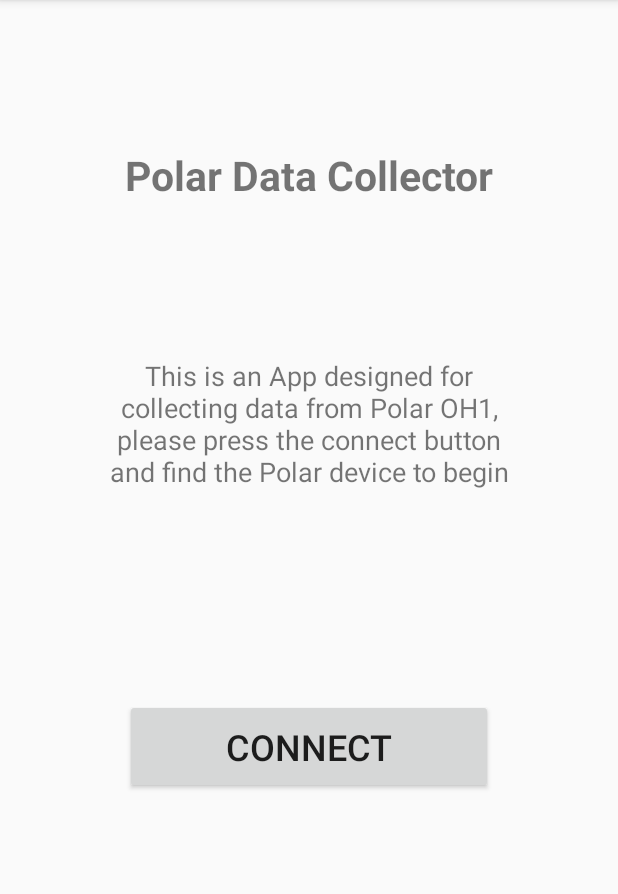
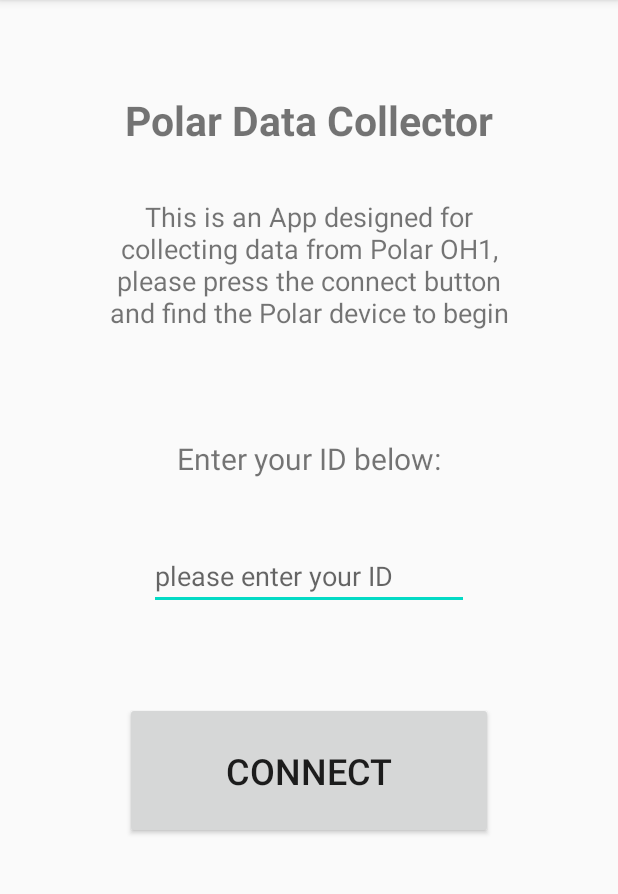
Before and after one commit to SiyuQian/Stress-recognition-project, an Android app: the screen it shows after launch (MainActivity), on a phone screen of 412 x 824 dp, the part 84-978 px from its top. Run offline under Robolectric (Android 15) with nearby library versions, the light colour scheme and no system bars.

Commit message:
idtext store pre entered text

```diff
--- a/client/app/src/main/java/com/szhu842/hr_ppg_monitor/MainActivity.java
+++ b/client/app/src/main/java/com/szhu842/hr_ppg_monitor/MainActivity.java
@@ -13,13 +13,20 @@
 import android.content.pm.PackageManager;
 import android.os.Build;
 import android.os.Bundle;
+import android.os.Environment;
 import android.util.Log;
 import android.widget.Button;
+import android.widget.EditText;
 import android.widget.Toast;
 
 import androidx.appcompat.app.AppCompatActivity;
 import androidx.core.app.ActivityCompat;
 
+import java.io.BufferedReader;
+import java.io.File;
+import java.io.FileReader;
+import java.io.FileWriter;
+import java.io.IOException;
 import java.io.OutputStream;
 import java.util.ArrayList;
 import java.util.List;
@@ -31,6 +38,10 @@
     BluetoothSocket socket = null;
     OutputStream outputStream;
     private boolean isConnected;
+    private File userIDFile = new File(Environment.getExternalStorageDirectory(),"userID");
+
+    private EditText idTextField;
+    private FileWriter writer = null;
 
     private static final int REQUEST_EXTERNAL_STORAGE = 1;
     private static String[] PERMISSIONS_STORAGE = {
@@ -53,6 +64,28 @@
         connectBtn.setOnClickListener(v -> {
             connect();
         });
+
+        idTextField = findViewById(R.id.IDtextField);
+        idTextField.setHint("please enter your ID");
+
+        if (userIDFile.exists()){
+            String id = "";
+            try {
+                BufferedReader br = new BufferedReader(new FileReader(userIDFile));
+
+
+                id = br.readLine();
+                br.close();
+            }
+            catch (IOException e) {
+                //You'll need to add proper error handling here
+            }
+
+            if (!id.matches("") ){
+                idTextField.setText(id);
+            }
+        }
+
 
     }
 
@@ -80,6 +113,21 @@
                         Toast.makeText(MainActivity.this,"Connecting to device" + b.getAddress(),Toast.LENGTH_SHORT).show();
                         Intent intent = new Intent(MainActivity.this, DataCollector.class);
                         intent.putExtra("id", b.getAddress());
+
+                        if (!idTextField.getText().toString().matches("")){
+
+                            try {
+                                writer = new FileWriter(userIDFile);
+                                writer.write(idTextField.getText().toString());
+                                writer.flush();
+                                writer.close();
+                            } catch (IOException e) {
+                                e.printStackTrace();
+                            }
+
+                            intent.putExtra("userID",idTextField.getText().toString());
+                        }
+
                         startActivity(intent);
                         break;
                     }
--- a/client/app/src/main/res/layout/activity_main.xml
+++ b/client/app/src/main/res/layout/activity_main.xml
@@ -1,6 +1,5 @@
 <?xml version="1.0" encoding="utf-8"?>
-<androidx.constraintlayout.widget.ConstraintLayout
-    xmlns:android="http://schemas.android.com/apk/res/android"
+<androidx.constraintlayout.widget.ConstraintLayout xmlns:android="http://schemas.android.com/apk/res/android"
     xmlns:app="http://schemas.android.com/apk/res-auto"
     xmlns:tools="http://schemas.android.com/tools"
     android:layout_width="match_parent"
@@ -10,21 +9,20 @@
     <Button
         android:id="@+id/connectBtn"
         android:layout_width="245dp"
-        android:layout_height="63dp"
-        android:layout_marginBottom="200dp"
+        android:layout_height="91dp"
+        android:layout_marginTop="30dp"
+        android:layout_marginBottom="208dp"
         android:text="Connect"
         android:textSize="24sp"
         app:layout_constraintBottom_toBottomOf="parent"
         app:layout_constraintEnd_toEndOf="parent"
         app:layout_constraintStart_toStartOf="parent"
-        app:layout_constraintTop_toBottomOf="@+id/titleText" />
+        app:layout_constraintTop_toBottomOf="@+id/IDtextField" />
 
     <TextView
         android:id="@+id/infoText"
-        android:layout_width="0dp"
+        android:layout_width="271dp"
         android:layout_height="wrap_content"
-        android:layout_marginStart="70dp"
-        android:layout_marginEnd="70dp"
         android:layout_marginBottom="50dp"
         android:inputType="textMultiLine"
         android:scrollHorizontally="false"
@@ -32,27 +30,51 @@
         android:text="@string/info_Text"
         android:textAlignment="center"
         android:textSize="18sp"
-        app:layout_constraintBottom_toTopOf="@+id/connectBtn"
+        app:layout_constraintBottom_toTopOf="@+id/IDtextLabel"
         app:layout_constraintEnd_toEndOf="parent"
         app:layout_constraintStart_toStartOf="parent"
         app:layout_constraintTop_toBottomOf="@+id/titleText" />
 
     <TextView
         android:id="@+id/titleText"
-        android:layout_width="270dp"
-        android:layout_height="50dp"
-        android:layout_marginStart="40dp"
-        android:layout_marginTop="59dp"
-        android:layout_marginEnd="40dp"
-        android:layout_marginBottom="279dp"
+        android:layout_width="271dp"
+        android:layout_height="40dp"
+        android:layout_marginTop="60dp"
+        android:layout_marginBottom="30dp"
         android:text="Polar Data Collector"
         android:textAlignment="center"
         android:textSize="27sp"
         android:textStyle="bold"
-        app:layout_constraintBottom_toTopOf="@+id/connectBtn"
+        app:layout_constraintBottom_toTopOf="@+id/infoText"
         app:layout_constraintEnd_toEndOf="parent"
         app:layout_constraintStart_toStartOf="parent"
         app:layout_constraintTop_toTopOf="parent" />
 
+    <TextView
+        android:id="@+id/IDtextLabel"
+        android:layout_width="wrap_content"
+        android:layout_height="wrap_content"
+        android:layout_marginTop="20dp"
+        android:layout_marginBottom="20dp"
+        android:text="Enter your ID below:"
+        android:textSize="20sp"
+        app:layout_constraintBottom_toTopOf="@+id/IDtextField"
+        app:layout_constraintEnd_toEndOf="parent"
+        app:layout_constraintStart_toStartOf="parent"
+        app:layout_constraintTop_toBottomOf="@+id/infoText" />
+
+    <EditText
+        android:id="@+id/IDtextField"
+        android:layout_width="wrap_content"
+        android:layout_height="wrap_content"
+        android:layout_marginTop="21dp"
+        android:layout_marginBottom="30dp"
+        android:ems="10"
+        android:inputType="number"
+        app:layout_constraintBottom_toTopOf="@+id/connectBtn"
+        app:layout_constraintEnd_toEndOf="parent"
+        app:layout_constraintStart_toStartOf="parent"
+        app:layout_constraintTop_toBottomOf="@+id/IDtextLabel" />
+
 
 </androidx.constraintlayout.widget.ConstraintLayout>
```
